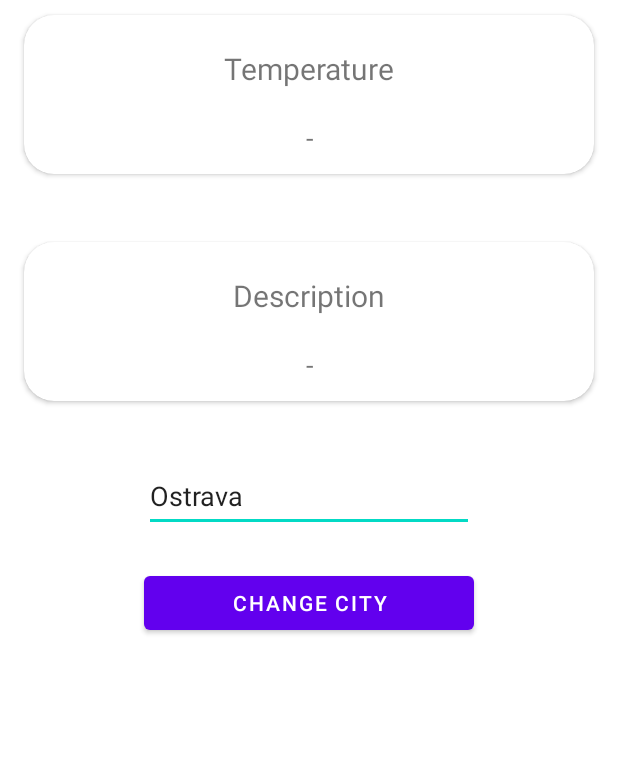
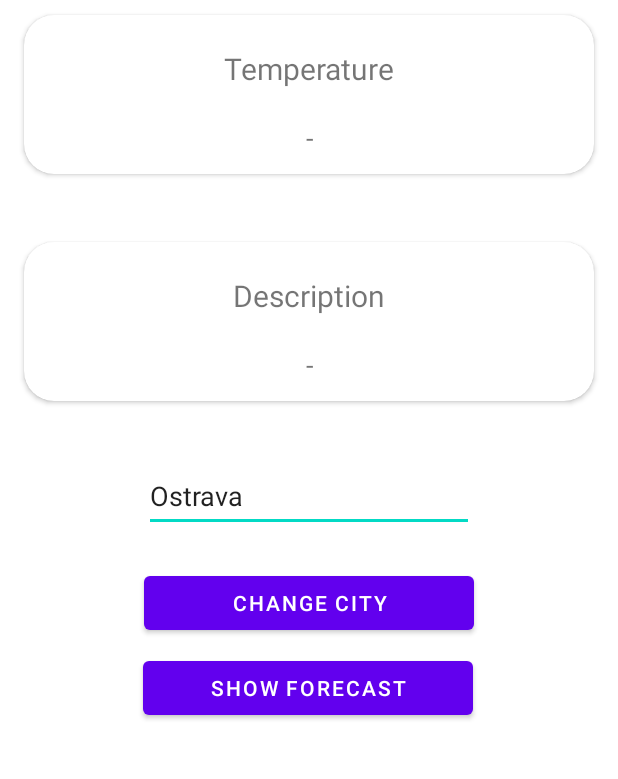
Before and after one commit to frackledust/tamz_android, an Android app: the screen it shows after launch (MainActivity), on a phone screen of 412 x 824 dp, the part 261-1040 px from its top. Run offline under Robolectric (Android 15) with nearby library versions, the phone set to English and light mode, and no system bars.

Commit message:
add forecast

```diff
--- a/Weather/app/src/main/java/com/example/weather/MainActivity.java
+++ b/Weather/app/src/main/java/com/example/weather/MainActivity.java
@@ -4,6 +4,7 @@ import androidx.annotation.NonNull;
 import androidx.appcompat.app.AppCompatActivity;
 
 import android.annotation.SuppressLint;
+import android.content.Intent;
 import android.os.Bundle;
 import android.os.Handler;
 import android.os.Message;
@@ -14,6 +15,9 @@ import android.widget.TextView;
 
 public class MainActivity extends AppCompatActivity {
 
+    public static String cityName;
+
+    @SuppressWarnings("deprecation")
     @SuppressLint("HandlerLeak")
     Handler handler = new Handler(){
 
@@ -29,7 +33,7 @@ public class MainActivity extends AppCompatActivity {
             TextView descView = findViewById(R.id.descText);
             ImageView iconView = findViewById(R.id.imageView);
 
-            tempView.setText(String.valueOf(temperature) + " °C");
+            tempView.setText(temperature + " °C");
             descView.setText(description);
 
             int id = getResources().getIdentifier(icon, "drawable", getPackageName());
@@ -45,11 +49,11 @@ public class MainActivity extends AppCompatActivity {
         super.onCreate(savedInstanceState);
         setContentView(R.layout.activity_main);
 
-        String city = "Ostrava";
+        cityName = "Ostrava";
         TextView tw = findViewById(R.id.cityTextBox);
-        tw.setText(city);
+        tw.setText(cityName);
 
-        Connector con = new Connector(handler, city);
+        Connector con = new Connector(handler, cityName);
         con.start();
     }
 
@@ -57,8 +61,14 @@ public class MainActivity extends AppCompatActivity {
         TextView tw = findViewById(R.id.cityTextBox);
         String city = String.valueOf(tw.getText());
         if(city.length() > 0){
-            Connector con = new Connector(handler, city);
+            cityName = city;
+            Connector con = new Connector(handler, cityName);
             con.start();
         }
     }
+
+    public void showForecast(View view) {
+        Intent forecastIntent = new Intent(this, ForecastActivity.class);
+        startActivity(forecastIntent);
+    }
 }
--- a/Weather/app/src/main/res/layout/activity_main.xml
+++ b/Weather/app/src/main/res/layout/activity_main.xml
@@ -40,7 +40,7 @@
                 android:id="@+id/text1"
                 android:layout_width="wrap_content"
                 android:layout_height="wrap_content"
-                android:text="Temperature"
+                android:text="@string/temperature"
                 android:textSize="20sp"
                 app:layout_constraintBottom_toBottomOf="parent"
                 app:layout_constraintEnd_toEndOf="parent"
@@ -53,7 +53,7 @@
                 android:layout_width="wrap_content"
                 android:layout_height="wrap_content"
                 android:layout_marginTop="20dp"
-                android:text="-"
+                android:text="@string/tempMain"
                 android:textSize="18sp"
                 app:layout_constraintEnd_toEndOf="parent"
                 app:layout_constraintStart_toStartOf="parent"
@@ -97,7 +97,7 @@
                 android:layout_width="wrap_content"
                 android:layout_height="wrap_content"
                 android:layout_marginTop="20dp"
-                android:text="-"
+                android:text="@string/descMain"
                 android:textSize="18sp"
                 app:layout_constraintEnd_toEndOf="parent"
                 app:layout_constraintStart_toStartOf="parent"
@@ -120,7 +120,8 @@
         app:layout_constraintHorizontal_bias="0.5"
         app:layout_constraintStart_toStartOf="parent"
         app:layout_constraintTop_toBottomOf="@+id/card_view2"
-        android:autofillHints="" />
+        android:autofillHints=""
+        tools:ignore="LabelFor" />
 
     <Button
         android:id="@+id/button"
@@ -132,6 +133,20 @@
         app:layout_constraintEnd_toEndOf="parent"
         app:layout_constraintHorizontal_bias="0.5"
         app:layout_constraintStart_toStartOf="parent"
-        app:layout_constraintTop_toBottomOf="@+id/cityTextBox" />
+        app:layout_constraintTop_toBottomOf="@+id/cityTextBox"
+        tools:ignore="UsingOnClickInXml" />
+
+    <Button
+        android:id="@+id/button2"
+        android:layout_width="220dp"
+        android:layout_height="wrap_content"
+        android:layout_marginTop="80dp"
+        android:onClick="showForecast"
+        android:text="@string/show_forecast"
+        app:layout_constraintEnd_toEndOf="parent"
+        app:layout_constraintHorizontal_bias="0.497"
+        app:layout_constraintStart_toStartOf="parent"
+        app:layout_constraintTop_toBottomOf="@+id/cityTextBox"
+        tools:ignore="UsingOnClickInXml" />
 
 </androidx.constraintlayout.widget.ConstraintLayout>
--- a/Weather/app/src/main/res/values/strings.xml
+++ b/Weather/app/src/main/res/values/strings.xml
@@ -4,4 +4,12 @@
     <string name="name">Name</string>
     <string name="icon">icon</string>
     <string name="description">Description</string>
+    <string name="show_forecast">Show forecast</string>
+    <string name="icon_text">Icon</string>
+    <string name="time">Time</string>
+    <string name="descriptionRow">Description</string>
+    <string name="degreesRow">Temperature</string>
+    <string name="temperature">Temperature</string>
+    <string name="tempMain">-</string>
+    <string name="descMain">-</string>
 </resources>
```
Also changed, not shown: Weather/app/src/main/AndroidManifest.xml (+7 -0 lines), Weather/app/src/main/java/com/example/weather/ForecastActivity.java (added, +33 -0 lines), Weather/app/src/main/java/com/example/weather/ForecastAdapter.java (added, +98 -0 lines), Weather/app/src/main/java/com/example/weather/ForecastConnector.java (added, +106 -0 lines), Weather/app/src/main/res/layout/activity_forecast.xml (added, +24 -0 lines), Weather/app/src/main/res/layout/forecast_row.xml (added, +83 -0 lines).
